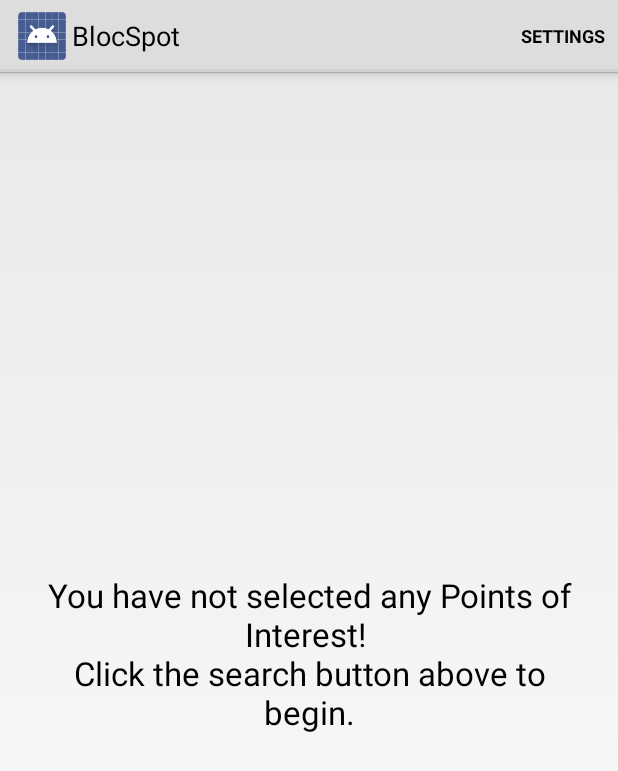
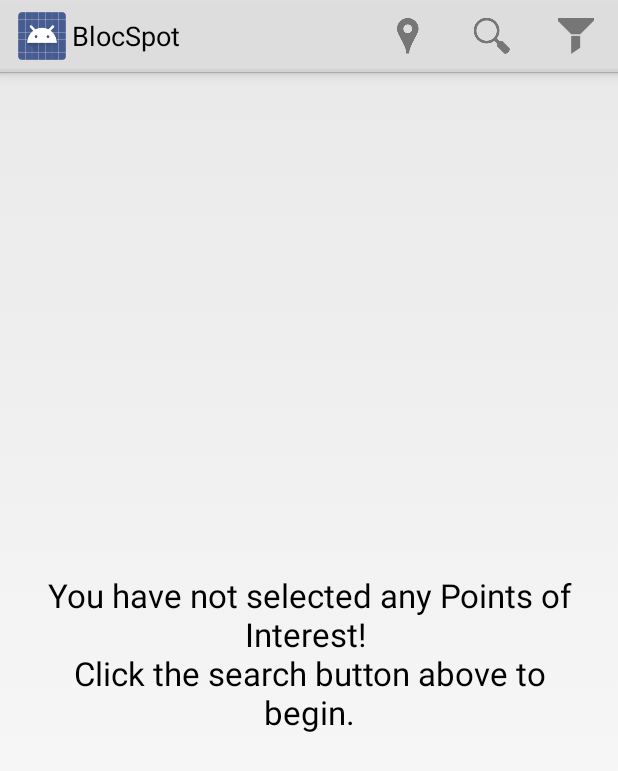
Before and after one commit to rluick15/android-blocspot, an Android app: the screen it shows after launch (BlocSpotActivity), on a phone screen of 412 x 824 dp. Shown: the top 771 px of the screen. Run offline under Robolectric (Android 15) with nearby library versions, the phone set to English and light mode, and no system bars; 2 statements that could not run were skipped.

Commit message:
format menus with icons and switch view and search click features

```diff
--- a/BlocSpot/src/main/java/com/bloc/blocspot/ui/activities/BlocSpotActivity.java
+++ b/BlocSpot/src/main/java/com/bloc/blocspot/ui/activities/BlocSpotActivity.java
@@ -2,6 +2,7 @@ package com.bloc.blocspot.ui.activities;
 
 import android.app.ProgressDialog;
 import android.content.Context;
+import android.content.Intent;
 import android.content.SharedPreferences;
 import android.database.Cursor;
 import android.location.Criteria;
@@ -245,8 +246,8 @@ public class BlocSpotActivity extends FragmentActivity implements OnMapReadyCall
     @Override
     public boolean onOptionsItemSelected(MenuItem item) {
         int id = item.getItemId();
-        if(id == R.id.action_settings) {
-            if(mListState == true) {
+        if(id == R.id.action_switch) {
+            if (mListState == true) {
                 getFragmentManager().beginTransaction().show(mMapFragment).commit();
                 mPoiList.setVisibility(View.INVISIBLE);
                 mListState = false;
@@ -257,8 +258,10 @@ public class BlocSpotActivity extends FragmentActivity implements OnMapReadyCall
                 mListState = true;
             }
             this.invalidateOptionsMenu();
-//            Intent intent = new Intent(this, SearchActivity.class);
-//            startActivity(intent);
+        }
+        else if(id == R.id.action_search) {
+            Intent intent = new Intent(this, SearchActivity.class);
+            startActivity(intent);
         }
 
         return super.onOptionsItemSelected(item);
--- a/BlocSpot/src/main/res/menu/list_menu.xml
+++ b/BlocSpot/src/main/res/menu/list_menu.xml
@@ -3,9 +3,24 @@
 
 
     <item
-        android:id="@+id/action_settings"
+        android:id="@+id/action_switch"
+        android:icon="@drawable/ic_action_marker"
         android:orderInCategory="100"
         android:showAsAction="always"
-        android:title="@string/action_settings"/>
+        android:title="View Map"/>
+
+    <item
+        android:id="@+id/action_search"
+        android:icon="@drawable/ic_menu_search"
+        android:orderInCategory="200"
+        android:showAsAction="always"
+        android:title="Search"/>
+
+    <item
+        android:id="@+id/action_filter"
+        android:icon="@drawable/ic_action_filter"
+        android:orderInCategory="200"
+        android:showAsAction="always"
+        android:title="Filter"/>
 
 </menu>
--- a/BlocSpot/src/main/res/menu/map_menu.xml
+++ b/BlocSpot/src/main/res/menu/map_menu.xml
@@ -2,8 +2,23 @@
 <menu xmlns:android="http://schemas.android.com/apk/res/android">
 
     <item
-        android:id="@+id/action_settings"
+        android:id="@+id/action_switch"
+        android:icon="@drawable/ic_action_list"
         android:orderInCategory="100"
         android:showAsAction="always"
-        android:title="HAHAHAHAHAHAHAHA"/>
+        android:title="View List"/>
+
+    <item
+        android:id="@+id/action_search"
+        android:icon="@drawable/ic_menu_search"
+        android:orderInCategory="200"
+        android:showAsAction="always"
+        android:title="Search"/>
+
+    <item
+        android:id="@+id/action_filter"
+        android:icon="@drawable/ic_action_filter"
+        android:orderInCategory="200"
+        android:showAsAction="always"
+        android:title="Filter"/>
 </menu>
```
